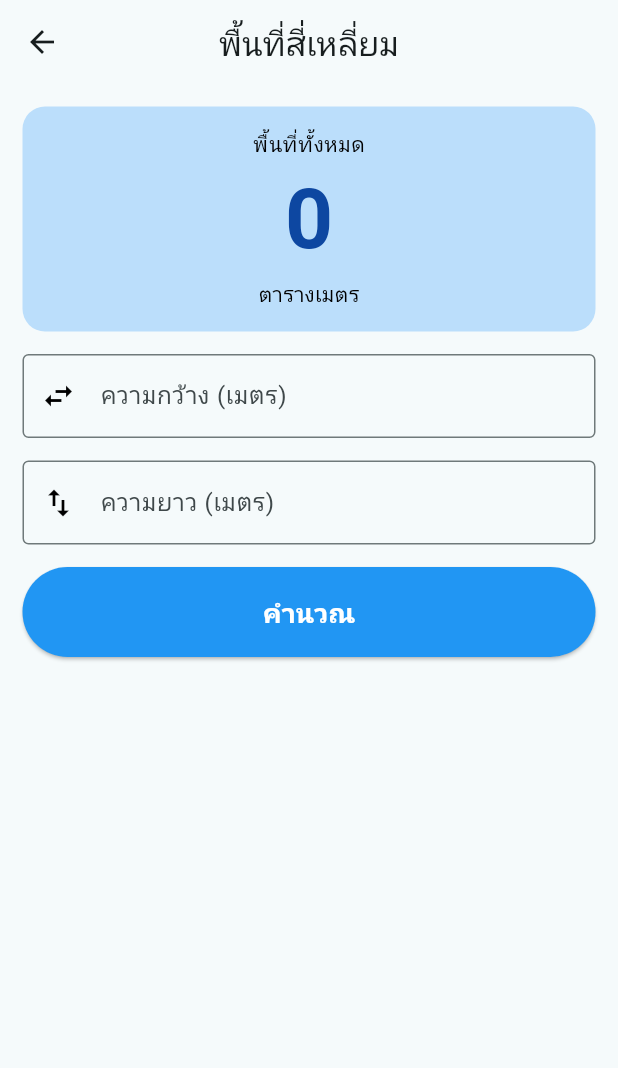
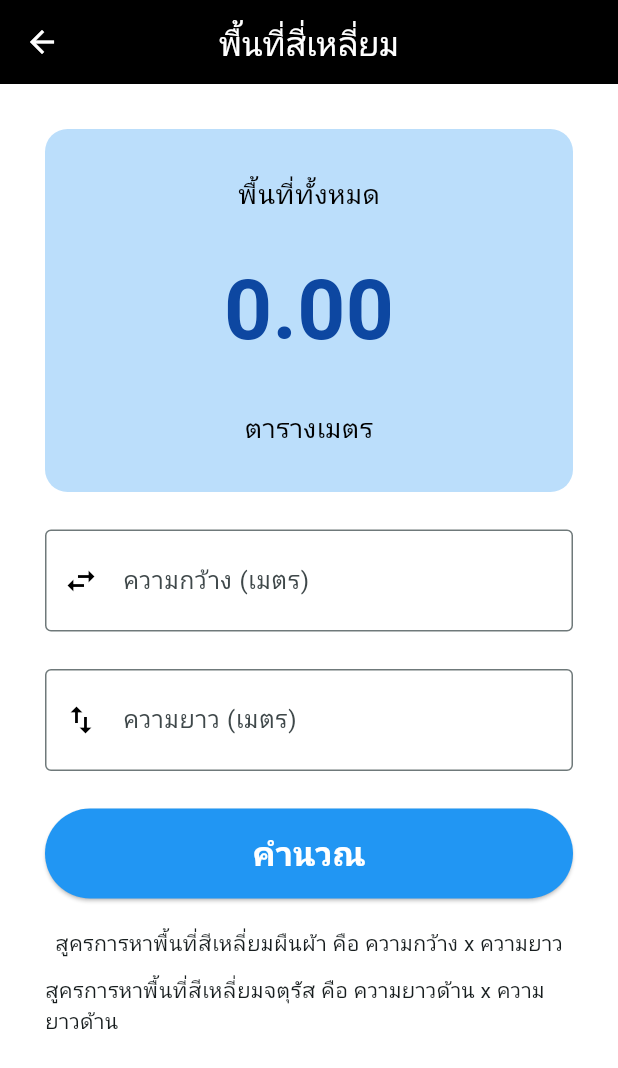
Before and after one commit to Fr05tyT4L0n/work2_takdanai, a Flutter app: the screen it shows after launch, after a tap on "คำนวณพื้นที่สี่เหลี่ยม", on a phone screen of 412 x 824 dp. Shown: the top 1068 px of the screen. Run offline on Flutter 3.47's test engine with Material 3 defaults, Android fonts, the phone set to English and light mode, and no system bars.

Commit message:
Structure Modified #1

```diff
--- a/lib/main.dart
+++ b/lib/main.dart
@@ -17,8 +17,19 @@
       title: 'Flutter',
       debugShowCheckedModeBanner: false,
       theme: ThemeData(
-        colorScheme: ColorScheme.fromSeed(seedColor: Colors.white),
+        // colorScheme: ColorScheme.fromSeed(seedColor: Colors.white),
+        scaffoldBackgroundColor: Colors.white,
+        appBarTheme: const AppBarTheme(
+          backgroundColor: Colors.black,
+          foregroundColor: Colors.white,
+          centerTitle: true,
+        ),
+
+        colorScheme: ColorScheme.fromSeed(
+          seedColor: Colors.white,
+        ),
       ),
+
       initialRoute: '/',
       routes: {
         '/': (context) => HomePage(),
@@ -42,21 +53,21 @@
           crossAxisAlignment: CrossAxisAlignment.center,
 
           children: [
-            SizedBox(height: 15),
+            SizedBox(height: 30),
 
             Text(
               "โปรแกรมคำนวณ",
               style: TextStyle(
-                fontSize: 32,
+                fontSize: 42,
                 fontWeight: FontWeight.bold,
               ),
             ),
 
-            SizedBox(height: 5),
+            SizedBox(height: 10),
 
             Text(
               "กรุณาเลือกรายการที่ต้องการ",
-              style: TextStyle(fontSize: 16, color: Colors.grey.shade700),
+              style: TextStyle(fontSize: 18, color: Colors.grey.shade700),
             ),
 
             SizedBox(height: 30),
@@ -114,7 +125,7 @@
                     SizedBox(width: 15),
 
                     Text(
-                      "แปลงลิตรเป็นแกลลอน",
+                      "แปลงลิตรเป็นแกลลอน (US)",
                       style: TextStyle(fontSize: 18, fontWeight: FontWeight.w600),
                     ),
                   ],
--- a/lib/rectangle_calc.dart
+++ b/lib/rectangle_calc.dart
@@ -8,16 +8,16 @@
 }
 
 class RectangleCalcState extends State<RectangleCalc> {
-  int _width = 0;
-  int _length = 0;
-  int _area = 0;
+  double _width = 0;
+  double _length = 0;
+  double _area = 0;
 
   TextEditingController _widthCtrl = TextEditingController();
   TextEditingController _lengthCtrl = TextEditingController();
 
   void _calcRectangle() {
-    _width = int.tryParse(_widthCtrl.text) ?? 0;
-    _length = int.tryParse(_lengthCtrl.text) ?? 0;
+    _width = double.tryParse(_widthCtrl.text) ?? 0;
+    _length = double.tryParse(_lengthCtrl.text) ?? 0;
 
     setState(() {
       _area = _width * _length;
@@ -32,58 +32,75 @@
   @override
   Widget build(BuildContext context) {
     return Scaffold(
-      appBar: AppBar(title: Text("พื้นที่สี่เหลี่ยม"), centerTitle: true),
+      appBar: AppBar(title: Text("พื้นที่สี่เหลี่ยม")),
       body: SingleChildScrollView(
-        padding: EdgeInsets.all(15),
+        padding: EdgeInsets.all(30),
 
         child: Column(
           children: [
             Container(
               width: double.infinity,
-              padding: EdgeInsets.all(15),
+              padding: EdgeInsets.all(30),
               decoration: BoxDecoration(
                 color: Colors.blue.shade100,
                 borderRadius: BorderRadius.circular(15),
               ),
               child: Column(
                 children: [
-                  Text("พื้นที่ทั้งหมด", style: TextStyle(color: Colors.black)),
+                  Text(
+                      "พื้นที่ทั้งหมด",
+                      style: TextStyle(
+                          fontSize: 18,
+                          color: Colors.black)
+                  ),
 
-                  Text("$_area", style: TextStyle(
+                  SizedBox(height: 25),
+
+                  Text(
+                      _area.toStringAsFixed(2),
+                    style: TextStyle(
                       fontSize: 56,
                       fontWeight: FontWeight.bold,
                       color: Colors.blue.shade900,
                     ),
                   ),
 
-                  Text("ตารางเมตร", style: TextStyle(color: Colors.black)),
+                  SizedBox(height: 25),
+
+                  Text("ตารางเมตร",
+                      style: TextStyle(
+                          fontSize: 18,
+                          color: Colors.black)
+                  ),
                 ],
               ),
             ),
 
-            SizedBox(height: 15),
+            SizedBox(height: 25),
 
             TextField(
               controller: _widthCtrl,
               keyboardType: TextInputType.number,
+              style: TextStyle(fontSize: 24),
               decoration: _textFieldStyle.copyWith(
                 label: Text("ความกว้าง (เมตร)"),
                 prefixIcon: Icon(Icons.swap_horiz, color: Colors.black),
               ),
             ),
 
-            SizedBox(height: 15),
+            SizedBox(height: 25),
 
             TextField(
               controller: _lengthCtrl,
               keyboardType: TextInputType.number,
+              style: TextStyle(fontSize: 24),
               decoration: _textFieldStyle.copyWith(
                 label: Text("ความยาว (เมตร)"),
                 prefixIcon: Icon(Icons.swap_vert, color: Colors.black),
               ),
             ),
 
-            SizedBox(height: 15),
+            SizedBox(height: 25),
 
             SizedBox(
               width: double.infinity,
@@ -97,12 +114,20 @@
                   "คำนวณ",
                   style: TextStyle(
                     color: Colors.white,
-                    fontSize: 18,
+                    fontSize: 22,
                     fontWeight: FontWeight.bold,
                   ),
                 ),
               ),
             ),
+
+            SizedBox(height: 20),
+
+            Text("สูครการหาพื้นที่สีเหลี่ยมผืนผ้า คือ ความกว้าง x ความยาว"),
+
+            SizedBox(height: 10),
+
+            Text("สูครการหาพื้นที่สีเหลี่ยมจตุรัส คือ ความยาวด้าน x ความยาวด้าน"),
           ],
         ),
       ),
```
Also changed, not shown: lib/volume_calc.dart (+25 -11 lines).
